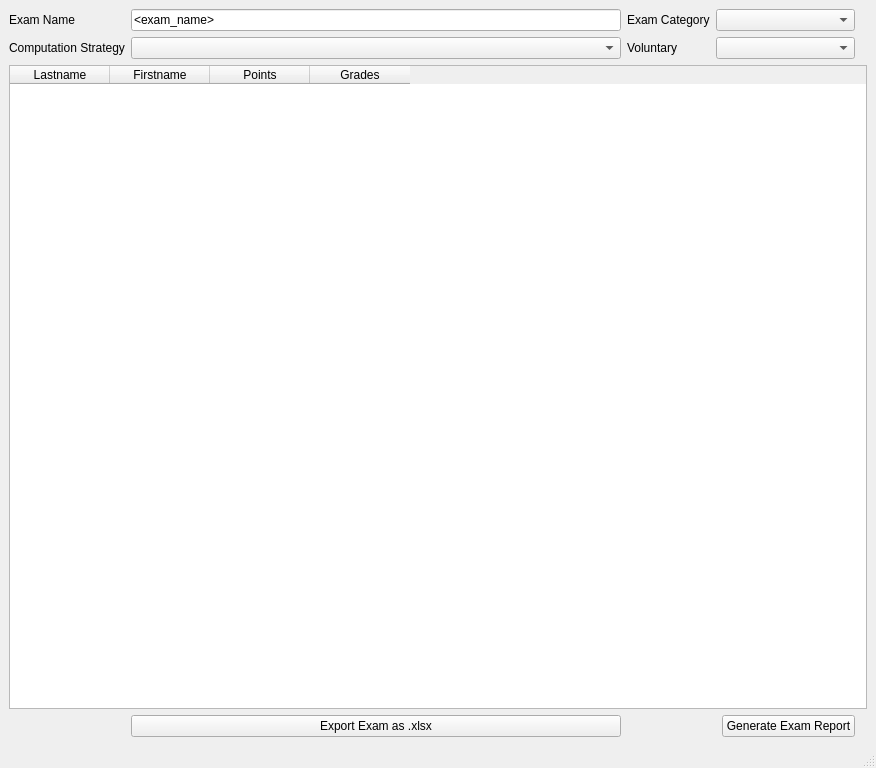
marcesch/exam_grade_tool, file ui/ui_window_exam_details.ui: the form before one commit.
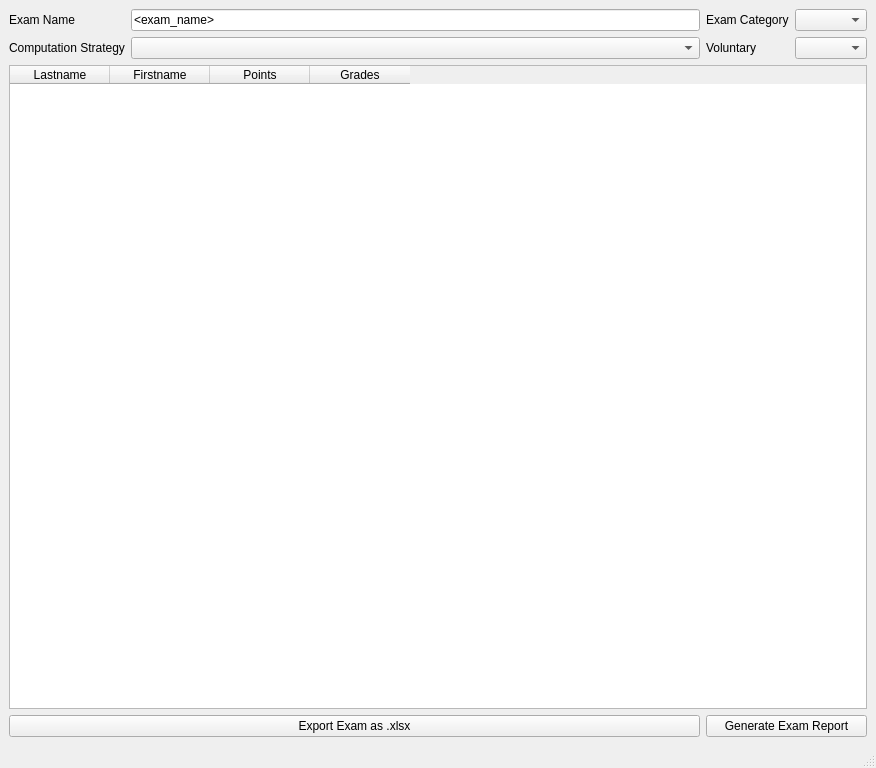
The form after the commit.

Commit message: Tried to add the respective fields according to selection of exam mode (unsuccesfully, buggy commit)

What changed in the file:
```diff
--- a/ui/ui_window_exam_details.ui
+++ b/ui/ui_window_exam_details.ui
@@ -15,39 +15,41 @@
   </property>
   <widget class="QWidget" name="centralwidget">
    <layout class="QGridLayout" name="gridLayout_2">
-    <item row="3" column="0" colspan="7">
-     <widget class="QTableWidget" name="table_points_grades">
-      <column>
-       <property name="text">
-        <string>Lastname</string>
-       </property>
-      </column>
-      <column>
-       <property name="text">
-        <string>Firstname</string>
-       </property>
-      </column>
-      <column>
-       <property name="text">
-        <string>Points</string>
-       </property>
-      </column>
-      <column>
-       <property name="text">
-        <string>Grades</string>
-       </property>
-      </column>
-     </widget>
-    </item>
-    <item row="4" column="4">
-     <widget class="QPushButton" name="button_generateReport">
-      <property name="text">
-       <string>Generate Exam Report</string>
-      </property>
-     </widget>
-    </item>
     <item row="0" column="0">
      <layout class="QGridLayout" name="gridLayout">
+      <item row="0" column="1">
+       <widget class="QLineEdit" name="input_examName">
+        <property name="inputMask">
+         <string/>
+        </property>
+        <property name="text">
+         <string>&lt;exam_name&gt;</string>
+        </property>
+       </widget>
+      </item>
+      <item row="0" column="2">
+       <widget class="QLabel" name="label_exam_cat">
+        <property name="text">
+         <string>Exam Category</string>
+        </property>
+       </widget>
+      </item>
+      <item row="0" column="3">
+       <widget class="QComboBox" name="input_examCategory"/>
+      </item>
+      <item row="1" column="3">
+       <widget class="QComboBox" name="input_voluntary"/>
+      </item>
+      <item row="1" column="2">
+       <widget class="QLabel" name="label_voluntary">
+        <property name="text">
+         <string>Voluntary</string>
+        </property>
+       </widget>
+      </item>
+      <item row="1" column="1">
+       <widget class="QComboBox" name="input_examType"/>
+      </item>
       <item row="0" column="0">
        <widget class="QLabel" name="label">
         <property name="text">
@@ -55,55 +57,53 @@
         </property>
        </widget>
       </item>
+      <item row="1" column="0">
+       <widget class="QLabel" name="label_exam_type">
+        <property name="text">
+         <string>Computation Strategy</string>
+        </property>
+       </widget>
+      </item>
+      <item row="2" column="0" colspan="4">
+       <widget class="QTableWidget" name="table_points_grades">
+        <column>
+         <property name="text">
+          <string>Lastname</string>
+         </property>
+        </column>
+        <column>
+         <property name="text">
+          <string>Firstname</string>
+         </property>
+        </column>
+        <column>
+         <property name="text">
+          <string>Points</string>
+         </property>
+        </column>
+        <column>
+         <property name="text">
+          <string>Grades</string>
+         </property>
+        </column>
+       </widget>
+      </item>
+      <item row="3" column="0" colspan="2">
+       <widget class="QPushButton" name="button_export_excel">
+        <property name="text">
+         <string>Export Exam as .xlsx</string>
+        </property>
+       </widget>
+      </item>
+      <item row="3" column="2" colspan="2">
+       <widget class="QPushButton" name="button_generateReport">
+        <property name="text">
+         <string>Generate Exam Report</string>
+        </property>
+       </widget>
+      </item>
      </layout>
     </item>
-    <item row="4" column="1">
-     <widget class="QPushButton" name="button_export_excel">
-      <property name="text">
-       <string>Export Exam as .xlsx</string>
-      </property>
-     </widget>
-    </item>
-    <item row="1" column="0">
-     <widget class="QLabel" name="label_3">
-      <property name="text">
-       <string>Computation Strategy</string>
-      </property>
-     </widget>
-    </item>
-    <item row="1" column="1">
-     <widget class="QComboBox" name="input_examType"/>
-    </item>
-    <item row="0" column="1">
-     <widget class="QLineEdit" name="input_examName">
-      <property name="inputMask">
-       <string/>
-      </property>
-      <property name="text">
-       <string>&lt;exam_name&gt;</string>
-      </property>
-     </widget>
-    </item>
-    <item row="1" column="2">
-     <widget class="QLabel" name="label_6">
-      <property name="text">
-       <string>Voluntary</string>
-      </property>
-     </widget>
-    </item>
-    <item row="0" column="2">
-     <widget class="QLabel" name="label_2">
-      <property name="text">
-       <string>Exam Category</string>
-      </property>
-     </widget>
-    </item>
-    <item row="1" column="3" colspan="2">
-     <widget class="QComboBox" name="input_voluntary"/>
-    </item>
-    <item row="0" column="3" colspan="2">
-     <widget class="QComboBox" name="input_examCategory"/>
-    </item>
    </layout>
   </widget>
   <widget class="QMenuBar" name="menubar">
```
Left out of the diff: 2 changed lines with no effect on the pictures. The commit also changes 2 other files.
